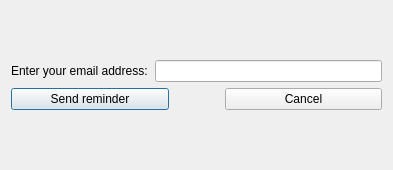
Old version of the form frontend/ui/forgotuserdatawindow.ui in the repository NVKShop/nvk-client.
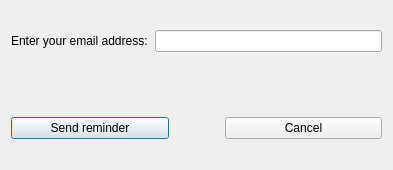
New version of the form.

Patch:
```diff
--- a/frontend/ui/forgotuserdatawindow.ui
+++ b/frontend/ui/forgotuserdatawindow.ui
@@ -16,6 +16,9 @@
   <layout class="QGridLayout" name="gridLayout_3">
    <item row="0" column="0">
     <layout class="QGridLayout" name="gridLayout">
+     <property name="verticalSpacing">
+      <number>65</number>
+     </property>
      <item row="0" column="0">
       <layout class="QHBoxLayout" name="horizontalLayout" stretch="1,4">
        <property name="spacing">
```
